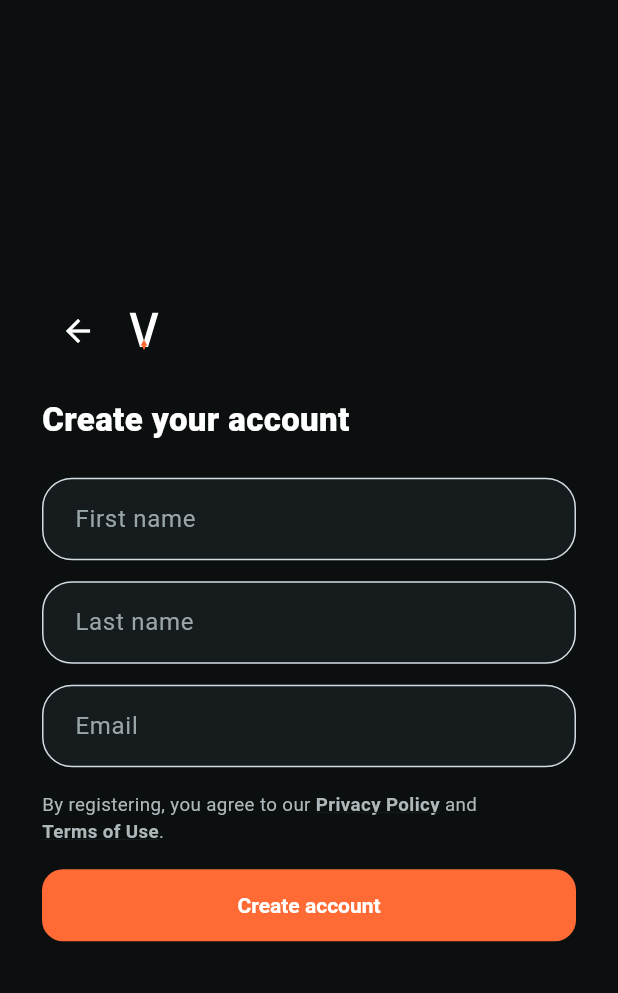
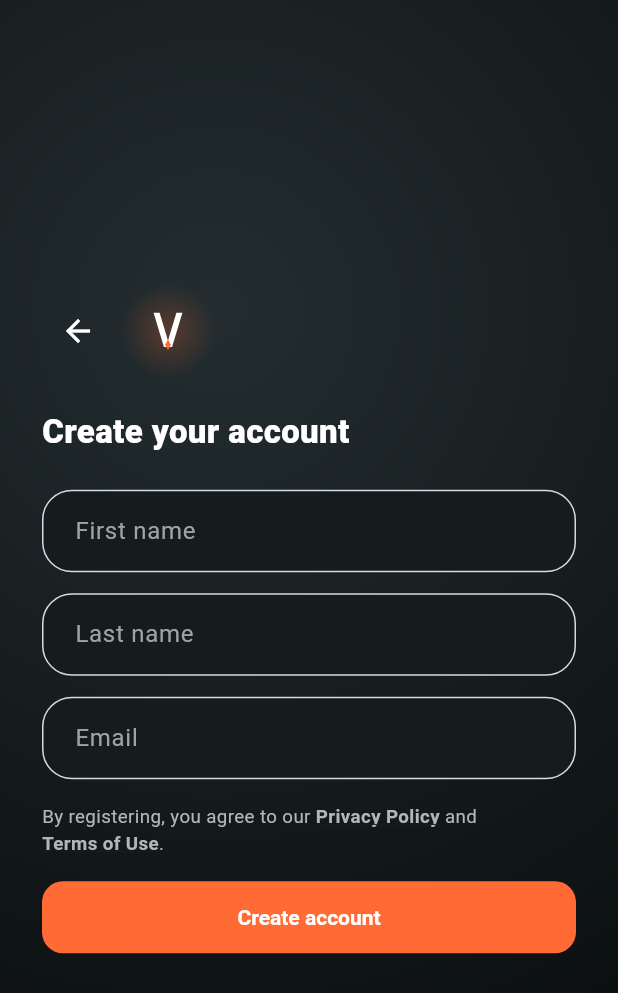
Before and after one commit to 265czjgdkm-design/Weld-Consumable-Calculator, a Flutter app: the screen it shows after launch, after a tap on "Register", on a phone screen of 412 x 824 dp. Shown: the top 993 px of the screen. Run offline on Flutter 3.47's test engine with Material 3 defaults, Android fonts, the phone set to English and light mode, and no system bars; our stand-ins replace pdf, printing, rive, shared_preferences, web; missing offline and left inert: dart:js_interop, purchases_flutter.

Commit message:
Add WeldingLoader brand spinner and hammer-strike splash beat, polish auth/account screens
- New WeldingLoader (lib/ui/widgets/welding_loader.dart): a CustomPainter
  spinner reusing VaryosMark's 200x200 coordinate convention, showing a
  hammer swinging in to strike the V's existing spark point with a
  particle/flash burst. Simplified (no hammer) below 40px. Supports
  loop:true (button/loading spinners) and loop:false with onComplete
  (splash one-shot), plus an optional bladeColor for light backgrounds.
- splash_screen.dart: after the existing blade-collide-forms-V sequence
  completes (untouched), a second beat plays the hammer strike via
  WeldingLoader, then the wordmark reveal (now on its own controller,
  reusing the original tween shapes) follows instead of overlapping the
  mark reveal. Timeline extended accordingly.
- email_gate_screen.dart: dark radial-gradient background (matching
  splash) instead of flat black, an ambient orange bloom behind the V
  mark on both auth screens, a brand-orange focused border on text
  fields, and WeldingLoader for the submit-button spinner.
- account_screen.dart: signed-in/guest content now sits in a themed
  Card, with a new identity header (V mark in an orange-ringed avatar),
  a restyled filled/rounded guest email field, a divider before the
  legal links row, and WeldingLoader replacing three spinners.

Verified: flutter analyze clean; full flutter test suite green
(14,981 tests, 170 pre-existing known-gap skips, 0 failures); dedicated
welding_loader_test.dart covers loop/no-loop/dispose; real-pixel
RenderRepaintBoundary captures (via tester.runAsync) confirmed the
splash hammer swing/impact/retract cycle, the email gate's bloom/
gradient/focused border, and the account screen's card/avatar/divider
all render as intended.

Co-Authored-By: Claude Sonnet 5 <noreply@anthropic.com>

```diff
--- a/lib/ui/email_gate_screen.dart
+++ b/lib/ui/email_gate_screen.dart
@@ -7,6 +7,7 @@ import '../services/signup_submitter.dart';
 import '../services/user_account_store.dart';
 import 'calculator_page/calculator_page_widgets.dart';
 import 'home_dashboard_screen.dart';
+import 'widgets/welding_loader.dart';
 
 /// Shown once, right after the splash animation: a choice between creating
 /// an account (first/last name + email) and continuing as a guest.
@@ -67,10 +68,23 @@ class _EmailGateScreenState extends State<EmailGateScreen> {
   Widget build(BuildContext context) {
     return Scaffold(
       backgroundColor: const Color(0xFF0B0F10),
-      body: SafeArea(
+      body: Container(
+        width: double.infinity,
+        height: double.infinity,
+        decoration: const BoxDecoration(
+          gradient: RadialGradient(
+            center: Alignment(-0.3, -0.5),
+            radius: 1.3,
+            colors: [Color(0xFF232D30), Color(0xFF0B0F10)],
+          ),
+        ),
+        child: SafeArea(
           child: Center(
             child: SingleChildScrollView(
-            padding: const EdgeInsets.symmetric(horizontal: 28, vertical: 32),
+              padding: const EdgeInsets.symmetric(
+                horizontal: 28,
+                vertical: 32,
+              ),
               child: ConstrainedBox(
                 constraints: const BoxConstraints(maxWidth: 420),
                 child: _showForm
@@ -86,6 +100,43 @@ class _EmailGateScreenState extends State<EmailGateScreen> {
               ),
             ),
           ),
+        ),
+      ),
+    );
+  }
+}
+
+/// A [VaryosMark] with a soft, static orange bloom behind it -- so the mark
+/// doesn't sit on a flat black header right after the splash's glowing
+/// impact flash. Reuses the same [RadialGradient] recipe as
+/// splash_screen.dart's impact flash, just held at a fixed ambient opacity
+/// instead of animating in and out.
+class _MarkWithBloom extends StatelessWidget {
+  const _MarkWithBloom({required this.markSize, required this.bloomSize});
+
+  final double markSize;
+  final double bloomSize;
+
+  @override
+  Widget build(BuildContext context) {
+    return SizedBox(
+      width: bloomSize,
+      height: bloomSize,
+      child: Stack(
+        alignment: Alignment.center,
+        children: [
+          Container(
+            width: bloomSize,
+            height: bloomSize,
+            decoration: const BoxDecoration(
+              shape: BoxShape.circle,
+              gradient: RadialGradient(
+                colors: [Color(0x40FF6A35), Color(0x00FF6A35)],
+              ),
+            ),
+          ),
+          VaryosMark(size: markSize),
+        ],
       ),
     );
   }
@@ -103,7 +154,7 @@ class _AuthChoice extends StatelessWidget {
     return Column(
       mainAxisSize: MainAxisSize.min,
       children: [
-        const VaryosMark(size: 44),
+        const _MarkWithBloom(markSize: 44, bloomSize: 140),
         const SizedBox(height: 28),
         Text(
           strings.authChoiceTitle,
@@ -240,7 +291,7 @@ class _RegistrationFormState extends State<_RegistrationForm> {
               icon: const Icon(Icons.arrow_back, color: Colors.white),
             ),
             const SizedBox(width: 4),
-            const VaryosMark(size: 32),
+            const _MarkWithBloom(markSize: 32, bloomSize: 64),
           ],
         ),
         const SizedBox(height: 20),
@@ -293,14 +344,7 @@ class _RegistrationFormState extends State<_RegistrationForm> {
               ),
             ),
             child: widget.submitting
-                ? const SizedBox(
-                    width: 20,
-                    height: 20,
-                    child: CircularProgressIndicator(
-                      strokeWidth: 2.4,
-                      color: Colors.white,
-                    ),
-                  )
+                ? const WeldingLoader(size: 20)
                 : Text(
                     strings.authFormSubmitButton,
                     style: const TextStyle(fontWeight: FontWeight.w700),
@@ -351,6 +395,10 @@ class _AuthTextField extends StatelessWidget {
         border: OutlineInputBorder(
           borderRadius: BorderRadius.circular(14),
           borderSide: BorderSide.none,
+        ),
+        focusedBorder: OutlineInputBorder(
+          borderRadius: BorderRadius.circular(14),
+          borderSide: const BorderSide(color: Color(0xFFFF6A35), width: 1.5),
         ),
         contentPadding: const EdgeInsets.symmetric(
           horizontal: 18,
--- a/lib/ui/splash_screen.dart
+++ b/lib/ui/splash_screen.dart
@@ -9,6 +9,7 @@ import '../services/signup_gate_store.dart';
 import 'calculator_page/calculator_page_widgets.dart';
 import 'email_gate_screen.dart';
 import 'home_dashboard_screen.dart';
+import 'widgets/welding_loader.dart';
 
 /// Path a designer can drop a Rive-authored splash animation into. When it's
 /// present (and loads successfully) it replaces [_FallbackSplashAnimation]
@@ -30,7 +31,10 @@ class _SplashScreenState extends State<SplashScreen> {
   @override
   void initState() {
     super.initState();
-    _navigateTimer = Timer(const Duration(milliseconds: 2100), _goToApp);
+    // 1700ms blade-collide-forms-V formation (unchanged) + ~1000ms hammer
+    // strike beat + ~500ms wordmark reveal + a short hold, so the extra
+    // beat has room to land before handoff to the email gate / dashboard.
+    _navigateTimer = Timer(const Duration(milliseconds: 3400), _goToApp);
     _checkRiveAsset();
   }
 
@@ -122,8 +126,10 @@ class _SplashScreenState extends State<SplashScreen> {
 /// Sequence: the two blade shapes strike inward from opposite sides and meet
 /// at center; the impact throws a brief flash and a shower of ember
 /// particles (welding imagery, on brand); the spark settles with a light
-/// bounce; the wordmark slides up as its letter-spacing relaxes from wide to
-/// its resting value.
+/// bounce. Once the mark has fully formed, a second beat plays: a
+/// [WeldingLoader] hammer swings in and strikes the now-formed V, throwing
+/// its own spark burst; only once that beat completes does the wordmark
+/// slide up as its letter-spacing relaxes from wide to its resting value.
 class _FallbackSplashAnimation extends StatefulWidget {
   const _FallbackSplashAnimation();
 
@@ -133,7 +139,7 @@ class _FallbackSplashAnimation extends StatefulWidget {
 }
 
 class _FallbackSplashAnimationState extends State<_FallbackSplashAnimation>
-    with SingleTickerProviderStateMixin {
+    with TickerProviderStateMixin {
   static const _particleAnglesDeg = <double>[
     200.0,
     230.0,
@@ -154,6 +160,13 @@ class _FallbackSplashAnimationState extends State<_FallbackSplashAnimation>
   late final Animation<double> _markRevealOpacity;
   late final List<Animation<double>> _particleDistance;
   late final List<Animation<double>> _particleOpacity;
+
+  // The hammer-strike beat and wordmark reveal both play AFTER the blade
+  // formation above completes, so they're driven by their own controller
+  // rather than a sub-interval of `_controller` -- WeldingLoader manages its
+  // own internal timing and reports back via onComplete.
+  bool _showHammer = false;
+  late final AnimationController _wordmarkController;
   late final Animation<double> _wordmarkOpacity;
   late final Animation<Offset> _wordmarkOffset;
   late final Animation<double> _wordmarkSpacing;
@@ -259,32 +272,48 @@ class _FallbackSplashAnimationState extends State<_FallbackSplashAnimation>
         ),
     ];
 
+    _wordmarkController = AnimationController(
+      vsync: this,
+      duration: const Duration(milliseconds: 500),
+    );
     _wordmarkOpacity = Tween<double>(begin: 0.0, end: 1.0).animate(
       CurvedAnimation(
-        parent: _controller,
-        curve: const Interval(0.56, 0.92, curve: Curves.easeOut),
+        parent: _wordmarkController,
+        curve: const Interval(0.0, 0.85, curve: Curves.easeOut),
       ),
     );
     _wordmarkOffset =
         Tween<Offset>(begin: const Offset(0, 0.3), end: Offset.zero).animate(
           CurvedAnimation(
-            parent: _controller,
-            curve: const Interval(0.56, 0.92, curve: Curves.easeOutCubic),
+            parent: _wordmarkController,
+            curve: const Interval(0.0, 0.85, curve: Curves.easeOutCubic),
           ),
         );
     _wordmarkSpacing = Tween<double>(begin: 15.0, end: 2.0).animate(
-      CurvedAnimation(
-        parent: _controller,
-        curve: const Interval(0.56, 1.0, curve: Curves.easeOutCubic),
-      ),
+      CurvedAnimation(parent: _wordmarkController, curve: Curves.easeOutCubic),
     );
 
+    // Once the V has fully formed, show the hammer-strike beat; its own
+    // onComplete then kicks off the wordmark reveal.
+    _controller.addStatusListener(_handleFormationStatus);
     _controller.forward();
+  }
+
+  void _handleFormationStatus(AnimationStatus status) {
+    if (status != AnimationStatus.completed) return;
+    if (!mounted) return;
+    setState(() => _showHammer = true);
+  }
+
+  void _handleHammerComplete() {
+    if (!mounted) return;
+    _wordmarkController.forward();
   }
 
   @override
   void dispose() {
     _controller.dispose();
+    _wordmarkController.dispose();
     super.dispose();
   }
 
@@ -292,7 +321,7 @@ class _FallbackSplashAnimationState extends State<_FallbackSplashAnimation>
   Widget build(BuildContext context) {
     return Center(
       child: AnimatedBuilder(
-        animation: _controller,
+        animation: Listenable.merge([_controller, _wordmarkController]),
         builder: (context, child) {
           return Column(
             mainAxisSize: MainAxisSize.min,
@@ -455,7 +484,15 @@ class _FallbackSplashAnimationState extends State<_FallbackSplashAnimation>
           BoxShadow(color: Color(0x66FF6A35), blurRadius: 40, spreadRadius: -12),
         ],
       ),
-      child: const Center(child: VaryosMark(size: 52)),
+      child: Center(
+        child: _showHammer
+            ? WeldingLoader(
+                size: 52,
+                loop: false,
+                onComplete: _handleHammerComplete,
+              )
+            : const VaryosMark(size: 52),
+      ),
     );
   }
 }
--- /dev/null
+++ b/lib/ui/widgets/welding_loader.dart
@@ -0,0 +1,317 @@
+import 'dart:math' as math;
+
+import 'package:flutter/material.dart';
+
+/// A small welding-themed loading indicator: a hammer swings in from the
+/// upper right and strikes the brand V mark, throwing an orange spark
+/// burst -- a drop-in, on-brand replacement for [CircularProgressIndicator]
+/// wherever the app needs a spinner (inline buttons, full-screen loads).
+///
+/// Uses the SAME 200x200 `p(x, y)` coordinate convention as
+/// `_VaryosMarkPainter` (calculator_page_widgets.dart) so the hammer's
+/// impact point lands exactly on that mark's existing spark diamond
+/// ((100,136)-(112,158)-(100,180)-(88,158), impact point ~(100,158)). The
+/// blade/spark path literals are intentionally duplicated locally rather
+/// than reaching into that private class.
+class WeldingLoader extends StatefulWidget {
+  const WeldingLoader({
+    super.key,
+    required this.size,
+    this.loop = true,
+    this.onComplete,
+    this.bladeColor = Colors.white,
+  });
+
+  final double size;
+
+  /// True (default) for inline/button spinners: repeats forever. False for
+  /// the splash's one-shot hammer-strike beat, which calls [onComplete]
+  /// once the swing-strike-retract cycle finishes.
+  final bool loop;
+
+  final VoidCallback? onComplete;
+
+  /// The V mark's blade color. Defaults to white, which reads correctly on
+  /// this app's dark surfaces (splash, email gate). Callers placing this on
+  /// a light surface (e.g. account_screen.dart's light theme) should pass a
+  /// dark color instead, or the blades will have no contrast.
+  final Color bladeColor;
+
+  @override
+  State<WeldingLoader> createState() => _WeldingLoaderState();
+}
+
+class _WeldingLoaderState extends State<WeldingLoader>
+    with SingleTickerProviderStateMixin {
+  late final AnimationController _controller;
+
+  @override
+  void initState() {
+    super.initState();
+    _controller = AnimationController(
+      vsync: this,
+      duration: const Duration(milliseconds: 1000),
+    );
+    if (widget.loop) {
+      _controller.repeat();
+    } else {
+      _controller.addStatusListener(_handleStatus);
+      _controller.forward();
+    }
+  }
+
+  void _handleStatus(AnimationStatus status) {
+    if (status == AnimationStatus.completed) {
+      widget.onComplete?.call();
+    }
+  }
+
+  @override
+  void dispose() {
+    if (!widget.loop) {
+      _controller.removeStatusListener(_handleStatus);
+    }
+    _controller.dispose();
+    super.dispose();
+  }
+
+  @override
+  Widget build(BuildContext context) {
+    final simplified = widget.size < 40;
+    return SizedBox(
+      width: widget.size,
+      height: widget.size,
+      child: AnimatedBuilder(
+        animation: _controller,
+        builder: (context, child) {
+          return CustomPaint(
+            painter: _WeldingLoaderPainter(
+              progress: _controller.value,
+              simplified: simplified,
+              bladeColor: widget.bladeColor,
+            ),
+          );
+        },
+      ),
+    );
+  }
+}
+
+class _WeldingLoaderPainter extends CustomPainter {
+  _WeldingLoaderPainter({
+    required this.progress,
+    required this.simplified,
+    required this.bladeColor,
+  });
+
+  final double progress;
+  final bool simplified;
+  final Color bladeColor;
+
+  // Beat weights per the plan: idle/up ~30%, swing ~20%, impact+flash ~15%,
+  // retract ~35%, so a looping instance doesn't feel frantic at small sizes.
+  static const _idleEnd = 0.30;
+  static const _swingEnd = 0.50;
+  static const _impactEnd = 0.65;
+  static const _cockAngle = 0.85;
+
+  static const _particleAnglesDeg = <double>[
+    190.0,
+    215.0,
+    240.0,
+    265.0,
+    290.0,
+    315.0,
+    340.0,
+    5.0,
+  ];
+
+  double get _hammerAngle {
+    if (progress < _idleEnd) return _cockAngle;
+    if (progress < _swingEnd) {
+      final t = (progress - _idleEnd) / (_swingEnd - _idleEnd);
+      return _cockAngle * (1 - Curves.easeIn.transform(t));
+    }
+    if (progress < _impactEnd) return 0.0;
+    final t = (progress - _impactEnd) / (1 - _impactEnd);
+    return _cockAngle * Curves.easeOut.transform(t);
+  }
+
+  /// Null outside the swing-to-impact window, otherwise a linear 0..1
+  /// position within it (used to drive both the flash bump and the
+  /// outward-flying particles).
+  double? get _impactWindowT {
+    if (progress < _swingEnd || progress > _impactEnd) return null;
+    return (progress - _swingEnd) / (_impactEnd - _swingEnd);
+  }
+
+  double get _flashIntensity {
+    final t = _impactWindowT;
+    if (t == null) return 0.0;
+    if (t < 0.35) return Curves.easeOut.transform(t / 0.35);
+    return 1.0 - Curves.easeIn.transform((t - 0.35) / 0.65);
+  }
+
+  @override
+  void paint(Canvas canvas, Size size) {
+    final scale = size.width / 200;
+    Offset p(double x, double y) => Offset(x * scale, y * scale);
+
+    final flash = _flashIntensity;
+    _paintMark(canvas, p, sparkAlpha: simplified ? _lerp(0.5, 1.0, flash) : 1.0);
+
+    if (flash > 0.01) {
+      _paintFlash(canvas, p, scale, flash);
+    }
+    if (!simplified) {
+      final windowT = _impactWindowT;
+      if (windowT != null) {
+        _paintParticles(canvas, p, scale, windowT);
+      }
+      _paintHammer(canvas, p, scale);
+    }
+  }
+
+  void _paintMark(
+    Canvas canvas,
+    Offset Function(double, double) p, {
+    required double sparkAlpha,
+  }) {
+    final bladePaint = Paint()..color = bladeColor;
+    final leftBlade = Path()
+      ..moveTo(p(40, 25).dx, p(40, 25).dy)
+      ..lineTo(p(65, 25).dx, p(65, 25).dy)
+      ..lineTo(p(108, 168).dx, p(108, 168).dy)
+      ..lineTo(p(83, 168).dx, p(83, 168).dy)
+      ..close();
+    final rightBlade = Path()
+      ..moveTo(p(160, 25).dx, p(160, 25).dy)
+      ..lineTo(p(135, 25).dx, p(135, 25).dy)
+      ..lineTo(p(92, 168).dx, p(92, 168).dy)
+      ..lineTo(p(117, 168).dx, p(117, 168).dy)
+      ..close();
+    canvas.drawPath(leftBlade, bladePaint);
+    canvas.drawPath(rightBlade, bladePaint);
+
+    final sparkPaint = Paint()
+      ..color = const Color(0xFFFF6A35).withValues(alpha: sparkAlpha);
+    final spark = Path()
+      ..moveTo(p(100, 136).dx, p(100, 136).dy)
+      ..lineTo(p(112, 158).dx, p(112, 158).dy)
+      ..lineTo(p(100, 180).dx, p(100, 180).dy)
+      ..lineTo(p(88, 158).dx, p(88, 158).dy)
+      ..close();
+    canvas.drawPath(spark, sparkPaint);
+  }
+
+  void _paintFlash(
+    Canvas canvas,
+    Offset Function(double, double) p,
+    double scale,
+    double intensity,
+  ) {
+    final center = p(100, 158);
+    final radius = 46 * scale;
+    final innerAlpha = (0x99 * intensity).clamp(0, 255).round();
+    final paint = Paint()
+      ..shader = RadialGradient(
+        colors: [
+          Color(0xFF6A35 | (innerAlpha << 24)),
+          const Color(0x00FF6A35),
+        ],
+      ).createShader(Rect.fromCircle(center: center, radius: radius));
+    canvas.drawCircle(center, radius, paint);
+  }
+
+  void _paintParticles(
+    Canvas canvas,
+    Offset Function(double, double) p,
+    double scale,
+    double windowT,
+  ) {
+    final impact = p(100, 158);
+    for (var i = 0; i < _particleAnglesDeg.length; i++) {
+      final stagger = (i * 0.03).clamp(0.0, 0.3);
+      final t = ((windowT - stagger) / (1 - stagger)).clamp(0.0, 1.0);
+      final distance = t * 34 * scale;
+      final opacity = (1.0 - t).clamp(0.0, 1.0);
+      final angle = _particleAnglesDeg[i] * math.pi / 180;
+      final dx = math.cos(angle) * distance;
+      final dy = math.sin(angle) * distance;
+
+      canvas.save();
+      canvas.translate(impact.dx + dx, impact.dy + dy);
+      canvas.rotate(angle);
+      final paint = Paint()
+        ..shader =
+            LinearGradient(
+              colors: [
+                const Color(0xFFFFD9A0).withValues(alpha: opacity),
+                const Color(0xFFFF6A35).withValues(alpha: opacity),
+              ],
+            ).createShader(
+              Rect.fromCenter(
+                center: Offset.zero,
+                width: 14 * scale,
+                height: 4 * scale,
+              ),
+            );
+      canvas.drawRRect(
+        RRect.fromRectAndRadius(
+          Rect.fromCenter(
+            center: Offset.zero,
+            width: 14 * scale,
+            height: 4 * scale,
+          ),
+          Radius.circular(2 * scale),
+        ),
+        paint,
+      );
+      canvas.restore();
+    }
+  }
+
+  void _paintHammer(
+    Canvas canvas,
+    Offset Function(double, double) p,
+    double scale,
+  ) {
+    final impact = p(100, 158);
+    canvas.save();
+    canvas.translate(impact.dx, impact.dy);
+    canvas.rotate(_hammerAngle);
+    canvas.scale(scale);
+
+    // Sized boldly relative to the 200x200 space (not to the 200x16-ish
+    // proportions of the V blades) since this whole shape is scaled down a
+    // lot at the sizes this widget is actually used at (e.g. 52px in the
+    // splash frame) -- anything thinner reads as invisible once scaled.
+    final handlePaint = Paint()..color = const Color(0xFF9AA5A8);
+    canvas.drawRRect(
+      RRect.fromLTRBR(-7, -58, 7, -10, const Radius.circular(5)),
+      handlePaint,
+    );
+
+    final headRect = const Rect.fromLTRB(-28, -70, 28, -46);
+    final headPaint = Paint()
+      ..shader = const LinearGradient(
+        begin: Alignment.topCenter,
+        end: Alignment.bottomCenter,
+        colors: [Colors.white, Color(0xFFCBD4D0)],
+      ).createShader(headRect);
+    canvas.drawRRect(
+      RRect.fromRectAndRadius(headRect, const Radius.circular(6)),
+      headPaint,
+    );
+
+    canvas.restore();
+  }
+
+  double _lerp(double a, double b, double t) => a + (b - a) * t;
+
+  @override
+  bool shouldRepaint(covariant _WeldingLoaderPainter oldDelegate) =>
+      oldDelegate.progress != progress ||
+      oldDelegate.simplified != simplified ||
+      oldDelegate.bladeColor != bladeColor;
+}
```
Also changed, not shown: lib/ui/account_screen.dart (+56 -19 lines), 1 other file. Lines whose indentation alone changed are shown as unchanged.
